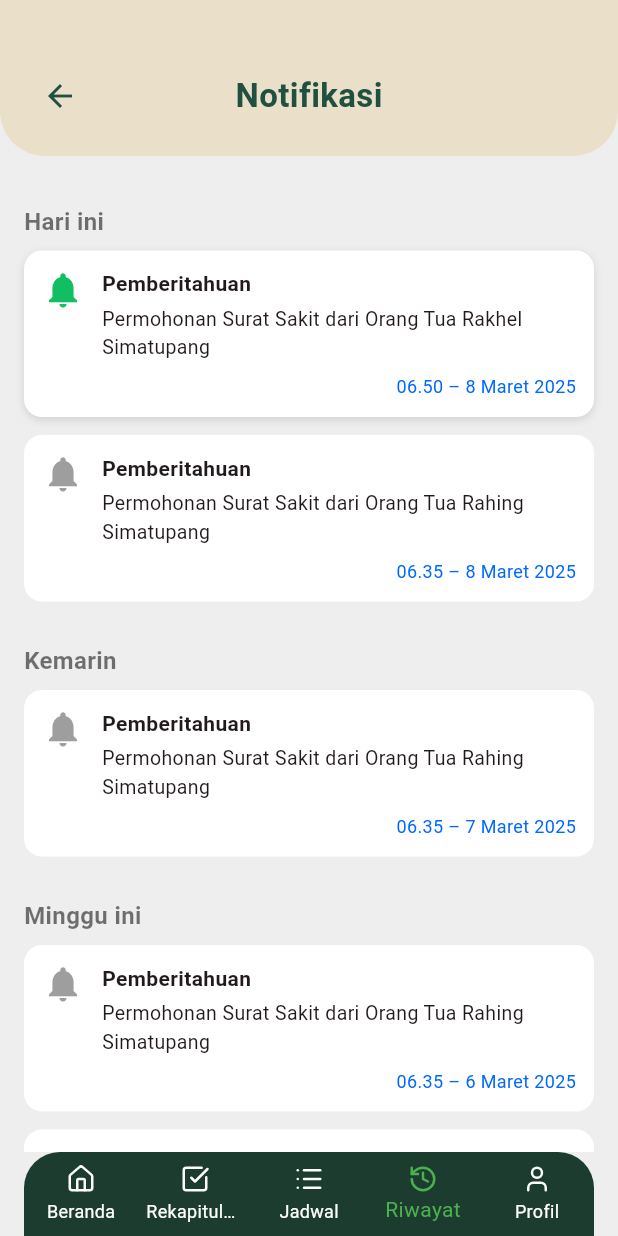
After one commit to JonathanMatthewNalomSitorus/PA2_HadirIn, a Flutter app: the NotifikasiGuru screen opened directly, on a phone screen of 412 x 824 dp. The commit adds this screen. Run offline on Flutter 3.47's test engine with Material 3 defaults, Android fonts, the phone set to English and light mode, and no system bars; our stand-ins replace lucide_icons.

Commit message:
tampilan
membuat halaman notifikasi untuk guru

```diff
--- a/lib/pages/guru/homepage_guru.dart
+++ b/lib/pages/guru/homepage_guru.dart
@@ -4,6 +4,7 @@ import 'package:lucide_icons/lucide_icons.dart';
 import 'package:aplikasi_hadirin/pages/guru/rekapitulasi_guru.dart';
 import 'package:aplikasi_hadirin/pages/guru/profil_guru.dart';
 import 'package:aplikasi_hadirin/pages/guru/jadwal_kehadiran_guru.dart';
+import 'package:aplikasi_hadirin/pages/guru/notifikasi_guru.dart';
 
 class HomepageGuru extends StatefulWidget {
   const HomepageGuru({super.key});
@@ -18,23 +19,19 @@ class _HomepageGuruState extends State<HomepageGuru> {
   void _onItemTapped(int index) {
     if (index == 0) {
       Navigator.push(
-          context, MaterialPageRoute(builder: (context) => HomepageGuru()));
+          context, MaterialPageRoute(builder: (context) => const HomepageGuru()));
     } else if (index == 1) {
       Navigator.push(
-          context, MaterialPageRoute(builder: (context) => RekapitulasiGuru()));
+          context, MaterialPageRoute(builder: (context) => const RekapitulasiGuru()));
     } else if (index == 2) {
       Navigator.push(context,
-          MaterialPageRoute(builder: (context) => JadwalKehadiranGuru()));
+          MaterialPageRoute(builder: (context) => const JadwalKehadiranGuru()));
     } else if (index == 3) {
       Navigator.push(context,
-          MaterialPageRoute(builder: (context) => RiwayatKehadiranGuru()));
+          MaterialPageRoute(builder: (context) => const RiwayatKehadiranGuru()));
     } else if (index == 4) {
       Navigator.push(
-          context, MaterialPageRoute(builder: (context) => ProfilGuru()));
-    } else {
-      setState(() {
-        _selectedIndex = index;
-      });
+          context, MaterialPageRoute(builder: (context) => const ProfilGuru()));
     }
   }
 
@@ -89,7 +86,7 @@ class _HomepageGuruState extends State<HomepageGuru> {
                     icon: Icon(LucideIcons.list, size: 20), label: 'Jadwal'),
                 BottomNavigationBarItem(
                     icon: Icon(LucideIcons.history, size: 20),
-                    label: 'RIwayat Kehadiran'),
+                    label: 'Riwayat Kehadiran'),
                 BottomNavigationBarItem(
                     icon: Icon(LucideIcons.user, size: 20), label: 'Profil'),
               ],
@@ -109,7 +106,16 @@ class _HomepageGuruState extends State<HomepageGuru> {
           style:
               TextStyle(fontWeight: FontWeight.bold, color: Color(0xFF1B3C2F))),
       subtitle: const Text('NIP : 19780515 2005 1 002'),
-      trailing: const Icon(Icons.notifications),
+      trailing: IconButton(
+        icon: const Icon(Icons.notifications),
+        onPressed: () {
+          // Navigasi ke halaman NotifikasiGuru ketika tombol ditekan
+          Navigator.push(
+            context,
+            MaterialPageRoute(builder: (context) => const NotifikasiGuru()),
+          );
+        },
+      ),
     );
   }
 
--- /dev/null
+++ b/lib/pages/guru/notifikasi_guru.dart
@@ -0,0 +1,261 @@
+import 'package:flutter/material.dart';
+import 'package:lucide_icons/lucide_icons.dart';
+import 'package:aplikasi_hadirin/pages/guru/rekapitulasi_guru.dart';
+import 'package:aplikasi_hadirin/pages/guru/profil_guru.dart';
+import 'package:aplikasi_hadirin/pages/guru/homepage_guru.dart';
+import 'package:aplikasi_hadirin/pages/guru/jadwal_kehadiran_guru.dart';
+
+class NotifikasiGuru extends StatefulWidget {
+  const NotifikasiGuru({super.key});
+
+  @override
+  State<NotifikasiGuru> createState() => _NotifikasiGuruState();
+}
+
+class _NotifikasiGuruState extends State<NotifikasiGuru> {
+  int _selectedIndex = 3;
+
+  void _onItemTapped(int index) {
+    if (index == _selectedIndex) return;
+    setState(() => _selectedIndex = index);
+
+    Widget page;
+    switch (index) {
+      case 0:
+        page = const HomepageGuru();
+        break;
+      case 1:
+        page = const RekapitulasiGuru();
+        break;
+      case 2:
+        page = const JadwalKehadiranGuru();
+        break;
+      case 4:
+        page = const ProfilGuru();
+        break;
+      default:
+        return;
+    }
+    Navigator.pushReplacement(context, MaterialPageRoute(builder: (_) => page));
+  }
+
+  @override
+  Widget build(BuildContext context) {
+    return Scaffold(
+      backgroundColor: Colors.grey[200],
+      body: Column(
+        children: [
+          // Header
+          Container(
+            decoration: const BoxDecoration(
+              color: Color(0xFFEADFC9),
+              borderRadius: BorderRadius.vertical(
+                bottom: Radius.circular(30),
+              ),
+            ),
+            padding: const EdgeInsets.only(
+              top: 40,
+              left: 16,
+              right: 16,
+              bottom: 16,
+            ),
+            child: Row(
+              children: [
+                IconButton(
+                  icon: const Icon(Icons.arrow_back, color: Color(0xFF205040)),
+                  onPressed: () {
+                    Navigator.pop(context);
+                  },
+                ),
+                const Expanded(
+                  child: Center(
+                    child: Text(
+                      "Notifikasi",
+                      style: TextStyle(
+                        color: Color(0xFF205040),
+                        fontWeight: FontWeight.bold,
+                        fontSize: 22,
+                      ),
+                    ),
+                  ),
+                ),
+                const SizedBox(width: 48),
+              ],
+            ),
+          ),
+
+          // Body Content
+          Expanded(
+            child: ListView(
+              padding: const EdgeInsets.all(16),
+              children: const [
+                SectionTitle(title: "Hari ini"),
+                NotificationTile(
+                  isActive: true,
+                  title: "Permohonan Surat Sakit dari Orang Tua Rakhel Simatupang",
+                  time: "06.50 – 8 Maret 2025",
+                ),
+                NotificationTile(
+                  title: "Permohonan Surat Sakit dari Orang Tua Rahing Simatupang",
+                  time: "06.35 – 8 Maret 2025",
+                ),
+                SectionTitle(title: "Kemarin"),
+                NotificationTile(
+                  title: "Permohonan Surat Sakit dari Orang Tua Rahing Simatupang",
+                  time: "06.35 – 7 Maret 2025",
+                ),
+                SectionTitle(title: "Minggu ini"),
+                NotificationTile(
+                  title: "Permohonan Surat Sakit dari Orang Tua Rahing Simatupang",
+                  time: "06.35 – 6 Maret 2025",
+                ),
+                NotificationTile(
+                  title: "Permohonan Surat Sakit dari Orang Tua Rahing Simatupang",
+                  time: "06.35 – 6 Maret 2025",
+                ),
+              ],
+            ),
+          ),
+        ],
+      ),
+
+      // Bottom Navigation Bar
+      bottomNavigationBar: Padding(
+        padding: const EdgeInsets.symmetric(horizontal: 16),
+        child: ClipRRect(
+          borderRadius: const BorderRadius.only(
+            topLeft: Radius.circular(24),
+            topRight: Radius.circular(24),
+          ),
+          child: BottomNavigationBar(
+            backgroundColor: const Color(0xFF1B3C2F),
+            type: BottomNavigationBarType.fixed,
+            selectedItemColor: const Color.fromARGB(255, 76, 175, 80),
+            unselectedItemColor: Colors.white,
+            currentIndex: _selectedIndex,
+            onTap: _onItemTapped,
+            items: const [
+              BottomNavigationBarItem(
+                icon: Icon(LucideIcons.home, size: 20),
+                label: 'Beranda',
+              ),
+              BottomNavigationBarItem(
+                icon: Icon(LucideIcons.checkSquare, size: 20),
+                label: 'Rekapitulasi',
+              ),
+              BottomNavigationBarItem(
+                icon: Icon(LucideIcons.list, size: 20),
+                label: 'Jadwal',
+              ),
+              BottomNavigationBarItem(
+                icon: Icon(LucideIcons.history, size: 20),
+                label: 'Riwayat',
+              ),
+              BottomNavigationBarItem(
+                icon: Icon(LucideIcons.user, size: 20),
+                label: 'Profil',
+              ),
+            ],
+          ),
+        ),
+      ),
+    );
+  }
+}
+
+class SectionTitle extends StatelessWidget {
+  final String title;
+
+  const SectionTitle({super.key, required this.title});
+
+  @override
+  Widget build(BuildContext context) {
+    return Padding(
+      padding: const EdgeInsets.only(top: 16, bottom: 8),
+      child: Text(
+        title,
+        style: const TextStyle(
+          fontWeight: FontWeight.bold,
+          fontSize: 16,
+          color: Colors.black54,
+        ),
+      ),
+    );
+  }
+}
+
+class NotificationTile extends StatelessWidget {
+  final String title;
+  final String time;
+  final bool isActive;
+
+  const NotificationTile({
+    super.key,
+    required this.title,
+    required this.time,
+    this.isActive = false,
+  });
+
+  @override
+  Widget build(BuildContext context) {
+    return Container(
+      margin: const EdgeInsets.only(bottom: 12),
+      padding: const EdgeInsets.symmetric(vertical: 12, horizontal: 12),
+      decoration: BoxDecoration(
+        color: Colors.white,
+        borderRadius: BorderRadius.circular(12),
+        boxShadow: [
+          if (isActive)
+            const BoxShadow(
+              color: Colors.black12,
+              blurRadius: 4,
+              offset: Offset(0, 2),
+            ),
+        ],
+      ),
+      child: Row(
+        crossAxisAlignment: CrossAxisAlignment.start,
+        children: [
+          Icon(
+            Icons.notifications,
+            color: isActive ? const Color(0xFF0FBF61) : Colors.grey,
+            size: 28,
+          ),
+          const SizedBox(width: 12),
+          Expanded(
+            child: Column(
+              crossAxisAlignment: CrossAxisAlignment.start,
+              children: [
+                const Text(
+                  "Pemberitahuan",
+                  style: TextStyle(
+                    fontWeight: FontWeight.bold,
+                    fontSize: 14,
+                  ),
+                ),
+                const SizedBox(height: 4),
+                Text(
+                  title,
+                  style: const TextStyle(fontSize: 13),
+                ),
+                const SizedBox(height: 8),
+                Row(
+                  mainAxisAlignment: MainAxisAlignment.end,
+                  children: [
+                    Text(
+                      time,
+                      style: const TextStyle(
+                        fontSize: 12,
+                        color: Color(0xFF0068FF),
+                      ),
+                    ),
+                  ],
+                ),
+              ],
+            ),
+          ),
+        ],
+      ),
+    );
+  }
+}
```
